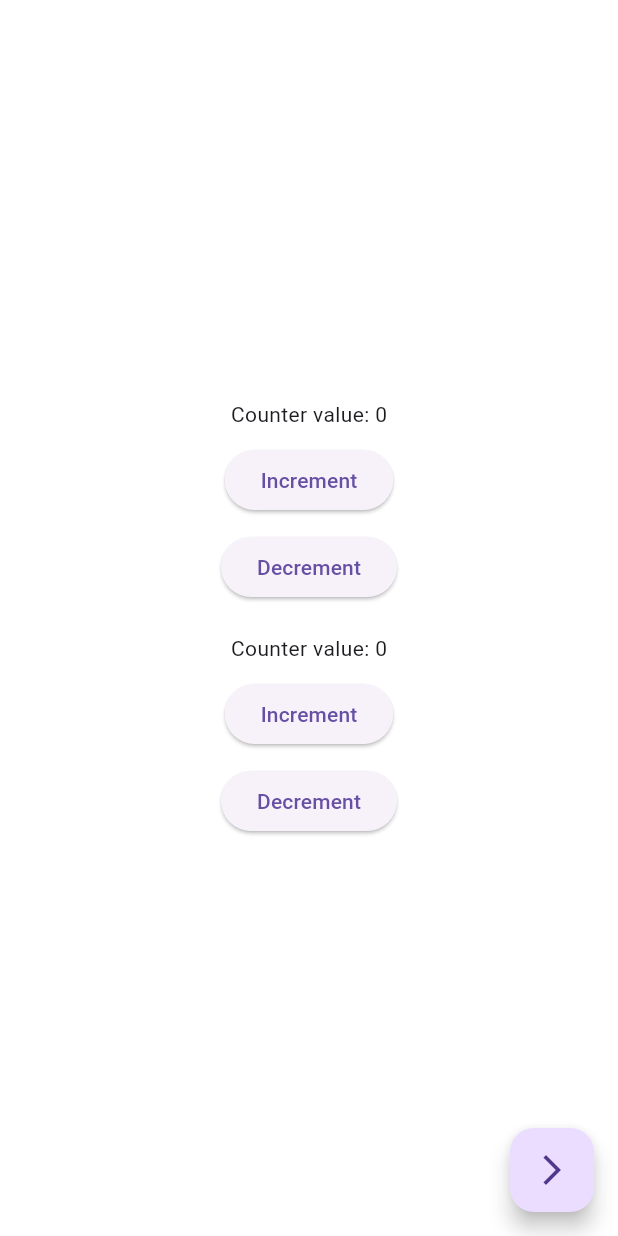
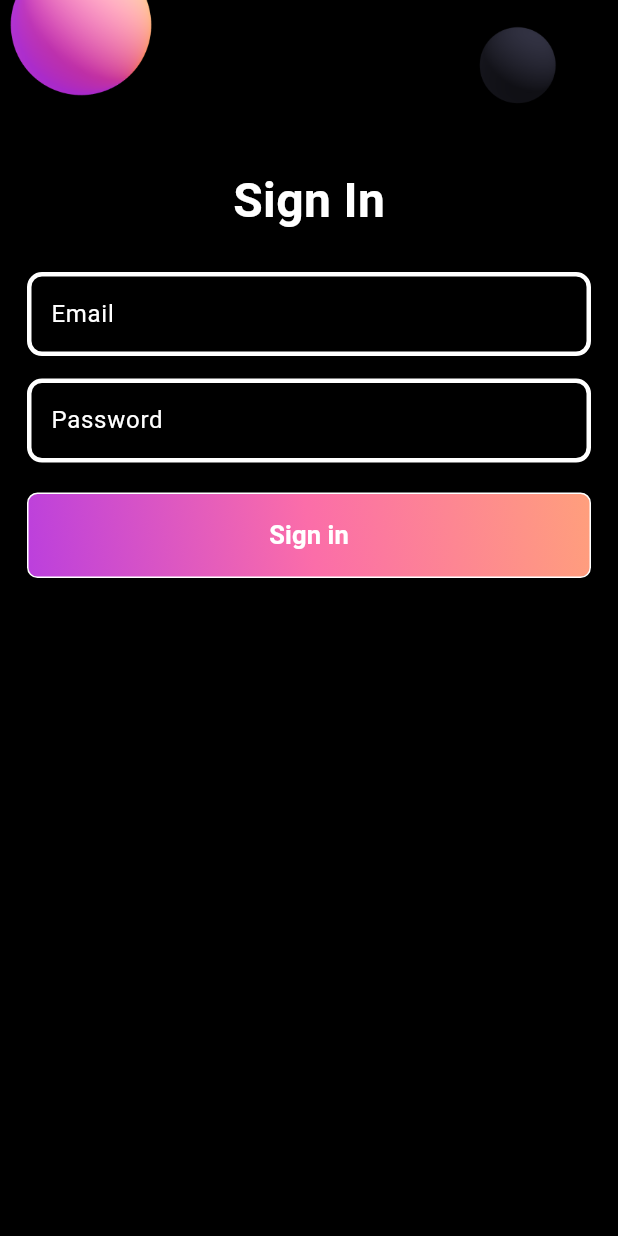
Before and after one commit to ArpitAswal/Bloc_State_Management, a Flutter app: the screen it shows after launch, on a phone screen of 412 x 824 dp. Run offline on Flutter 3.47's test engine with Material 3 defaults, Android fonts, the phone set to English and light mode, and no system bars; our stand-ins replace flutter_bloc.

Commit message:
bloc todo exp

```diff
--- /dev/null
+++ b/lib/app_colors.dart
@@ -0,0 +1,9 @@
+import 'package:flutter/material.dart';
+
+class AppColors {
+  static const Color backgroundColor = Color.fromRGBO(24, 24, 32, 1);
+  static const Color gradient1 = Color.fromRGBO(187, 63, 221, 1);
+  static const Color gradient2 = Color.fromRGBO(251, 109, 169, 1);
+  static const Color gradient3 = Color.fromRGBO(255, 159, 124, 1);
+  static const Color whiteColor = Colors.white;
+}
--- /dev/null
+++ b/lib/bloc/auth_bloc.dart
@@ -0,0 +1,65 @@
+import 'package:bloc_state_management/events/auth_event.dart';
+import 'package:bloc_state_management/states/auth_state.dart';
+import 'package:flutter_bloc/flutter_bloc.dart';
+
+// --- Bloc --- (Handles the authentication logic and state transitions)
+class AuthBloc extends Bloc<AuthEvent, AuthState> {
+  AuthBloc() : super(AuthInitial()) {
+    // Initialize with the initial state
+    on<AuthLoginRequested>(
+        _onAuthLoginRequested); // Register handler for login events
+    on<AuthLogoutRequested>(
+        _onAuthLogoutRequested); // Register handler for logout events
+  }
+
+  Future<void> _onAuthLoginRequested(
+    AuthLoginRequested event,
+    Emitter<AuthState> emit, // Emitter is used to emit new states
+  ) async {
+    emit(AuthLoading()); // Emit loading state to update UI
+
+    try {
+      final email = event.email;
+      final password = event.password;
+
+      await Future.delayed(
+          const Duration(seconds: 1)); // Simulate authentication delay
+
+      if (password.length < 6) {
+        return emit(AuthFailure(
+            'Password must be at least 6 characters!')); // Emit failure state
+      }
+
+      emit(AuthSuccess(uid: '$email-$password')); // Emit success state
+    } catch (e) {
+      emit(AuthFailure(e.toString())); // Emit failure state with error
+    }
+  }
+
+  Future<void> _onAuthLogoutRequested(
+    AuthLogoutRequested event,
+    Emitter<AuthState> emit,
+  ) async {
+    emit(AuthLoading()); // Emit loading state
+
+    try {
+      await Future.delayed(const Duration(seconds: 1)); // Simulate logout delay
+
+      emit(AuthInitial()); // Emit initial state after logout
+    } catch (e) {
+      emit(AuthFailure(e.toString())); // Emit failure state
+    }
+  }
+}
+
+// @override
+// void onChange(Change<AuthState> change) {
+//   super.onChange(change);
+//   print('AuthBloc - Change - $change');
+// }
+
+// @override
+// void onTransition(Transition<AuthEvent, AuthState> transition) {
+//   super.onTransition(transition);
+//   print('AuthBloc - Transition - $transition');
+// }
--- a/lib/bloc/todo_bloc.dart
+++ b/lib/bloc/todo_bloc.dart
@@ -1,4 +1,6 @@
 import 'package:flutter_bloc/flutter_bloc.dart';
+
+import '../states/todo_state.dart';
 
 part '../events/todo_event.dart';
 
@@ -17,22 +19,3 @@ class TodoBloc extends Bloc<TodoEvent, TodoState> {
     });
   }
 }
-
-class TodoInitial extends TodoState {
-  // Defines the initial state of the TodoBloc.
-  TodoInitial() : super(todos: []);
-}
-
-class TodoState {
-  // Represents the current state of the todo list.
-  final List<String> todos;
-
-  TodoState({required this.todos});
-
-  TodoState copyWith({List<String>? todos}) {
-    // Creates a new TodoState with optional modifications.
-    // Allows you to create a new state with updated values while keeping
-    // the original state immutable.
-    return TodoState(todos: todos ?? this.todos);
-  }
-}
--- /dev/null
+++ b/lib/events/auth_event.dart
@@ -0,0 +1,16 @@
+// --- Events --- (Define what can happen in the authentication process)
+
+sealed class AuthEvent {} // Abstract class, base for all auth events
+
+final class AuthLoginRequested extends AuthEvent {
+  // Event for login request
+  final String email;
+  final String password;
+
+  AuthLoginRequested({
+    required this.email,
+    required this.password,
+  });
+}
+
+final class AuthLogoutRequested extends AuthEvent {} // Event for logout request
--- a/lib/main.dart
+++ b/lib/main.dart
@@ -1,13 +1,18 @@
+import 'package:bloc_state_management/bloc/auth_bloc.dart';
 import 'package:bloc_state_management/bloc/todo_bloc.dart';
 import 'package:bloc_state_management/cubit/todo_cubit.dart';
+import 'package:bloc_state_management/observer/login_observer.dart';
 import 'package:bloc_state_management/screens/add_todo_screen.dart';
 import 'package:bloc_state_management/screens/bloc_screen.dart';
 import 'package:bloc_state_management/cubit/counter_cubit.dart';
+import 'package:bloc_state_management/screens/login_screen.dart';
 import 'package:bloc_state_management/screens/todo_screen.dart';
 import 'package:flutter/material.dart';
 import 'package:flutter_bloc/flutter_bloc.dart';
 
 void main() {
+  //Bloc.observer property to set your custom BlocObserver. Do this before you create any Blocs, typically in your main function:
+  Bloc.observer = LoginObserver();
   runApp(const MyApp());
 }
 
@@ -16,13 +21,24 @@ class MyApp extends StatelessWidget {
 
   @override
   Widget build(BuildContext context) {
+    /*
+    MultiBlocProvider is a Flutter widget that merges multiple BlocProvider widgets into one.
+    MultiBlocProvider improves the readability and eliminates the need to nest multiple BlocProviders
+    */
     return MultiBlocProvider(
       providers: [
+        /*
+        BlocProvider is a Flutter widget which provides a bloc to its children via BlocProvider.of<T>(context).
+        It is used as a dependency injection (DI) widget so that a single instance of a bloc can be provided to multiple widgets within a subtree.
+        By default, BlocProvider will create the bloc lazily, meaning create will get executed when the bloc is looked up via BlocProvider.of<BlocA>(context).
+        To override this behavior and force create to be run immediately, lazy can be set to false.
+        */
         BlocProvider(
           create: (_) => CounterCubit(),
         ),
-        BlocProvider(create: (_) => TodoCubit()),
-        BlocProvider(create: (_) => TodoBloc())
+        BlocProvider(create: (_) => TodoCubit(), lazy: false),
+        BlocProvider(create: (_) => TodoBloc(), lazy: false),
+        BlocProvider(create: (_) => AuthBloc(), lazy: false)
       ],
       child: MaterialApp(
           title: 'Bloc App State',
@@ -35,11 +51,12 @@ class MyApp extends StatelessWidget {
               titleMedium: TextStyle(color: Colors.white),
             ),
           ),
-          initialRoute: '/',
+          initialRoute: '/login-screen',
           routes: {
             '/': (_) => const CounterExample(),
             '/todo-list': (_) => const TodoListScreen(),
-            '/add-todo': (_) => AddTodoScreen()
+            '/add-todo': (_) => AddTodoScreen(),
+            '/login-screen': (_) => const LoginScreen()
           }),
     );
   }
--- /dev/null
+++ b/lib/screens/login_screen.dart
@@ -0,0 +1,131 @@
+import 'package:bloc_state_management/bloc/auth_bloc.dart';
+import 'package:bloc_state_management/events/auth_event.dart';
+import 'package:bloc_state_management/screens/home_screen.dart';
+import 'package:bloc_state_management/states/auth_state.dart';
+import 'package:bloc_state_management/widgets/gradient_btn.dart';
+import 'package:bloc_state_management/widgets/login_field.dart';
+import 'package:flutter/material.dart';
+import 'package:flutter_bloc/flutter_bloc.dart';
+
+// --- Login Screen ---
+class LoginScreen extends StatefulWidget {
+  const LoginScreen({super.key});
+
+  @override
+  State<LoginScreen> createState() => _LoginScreenState();
+}
+
+class _LoginScreenState extends State<LoginScreen> {
+  final emailController = TextEditingController();
+  final passwordController = TextEditingController();
+
+  @override
+  void dispose() {
+    // Dispose controllers to prevent memory leaks
+    emailController.dispose();
+    passwordController.dispose();
+    super.dispose();
+  }
+
+  @override
+  Widget build(BuildContext context) {
+    return Scaffold(
+      /*BlocConsumer exposes a builder and listener in order react to new states.
+      BlocConsumer should only be used when it is necessary to both rebuild UI and execute other reactions to state changes in the bloc.
+      */
+      body: BlocConsumer<AuthBloc, AuthState>(
+        listener: (context, state) {
+          // Handles side effects based on state changes (e.g., navigation, showing SnackBar)
+          if (state is AuthFailure) {
+            ScaffoldMessenger.of(context).showSnackBar(
+              SnackBar(
+                content: Text(
+                  state.error,
+                ),
+              ),
+            );
+          }
+
+          if (state is AuthSuccess) {
+            Navigator.pushAndRemoveUntil(
+              context,
+              MaterialPageRoute(
+                builder: (context) => const HomeScreen(),
+              ),
+              (route) => false,
+            );
+          }
+        },
+        /*
+        If you don't want to display the loading indicator that is the part of the UI then we can do the navigation task by using Bloc Listener.
+        BlocListener is a Flutter widget which takes a BlocWidgetListener and an optional bloc and invokes the listener in response to state changes in the bloc.
+        It should be used for functionality that needs to occur once per state change such as navigation, showing a SnackBar, showing a Dialog, etc...
+         */
+        builder: (context, state) {
+          // Builds the UI based on the current state
+          return SafeArea(
+            child: SingleChildScrollView(
+              child: SizedBox(
+                height: MediaQuery.of(context).size.height,
+                width: MediaQuery.of(context).size.width,
+                child: Center(
+                  child: Column(
+                    mainAxisAlignment: MainAxisAlignment.start,
+                    crossAxisAlignment: CrossAxisAlignment.center,
+                    children: [
+                      Image.asset("assets/signin_balls.png"),
+                      const Text(
+                        'Sign In',
+                        style: TextStyle(
+                          color: Colors.white,
+                          fontWeight: FontWeight.bold,
+                          fontSize: 32,
+                        ),
+                      ),
+                      const SizedBox(height: 25),
+                      Padding(
+                        padding: const EdgeInsets.symmetric(horizontal: 18.0),
+                        child: LoginField(
+                          hintText: 'Email',
+                          controller: emailController,
+                        ),
+                      ),
+                      const SizedBox(height: 15),
+                      Padding(
+                        padding: const EdgeInsets.symmetric(horizontal: 18.0),
+                        child: LoginField(
+                          hintText: 'Password',
+                          controller: passwordController,
+                        ),
+                      ),
+                      const SizedBox(height: 20),
+                      Padding(
+                        padding: const EdgeInsets.symmetric(horizontal: 18.0),
+                        child: GradientButton(
+                          text: "Sign in",
+                          onPressed: state
+                                  is AuthLoading // Disable button while loading
+                              ? null
+                              : () {
+                                  context.read<AuthBloc>().add(
+                                        // Dispatch login event
+                                        AuthLoginRequested(
+                                          email: emailController.text.trim(),
+                                          password:
+                                              passwordController.text.trim(),
+                                        ),
+                                      );
+                                },
+                        ),
+                      ),
+                    ],
+                  ),
+                ),
+              ),
+            ),
+          );
+        },
+      ),
+    );
+  }
+}
--- a/lib/screens/todo_screen.dart
+++ b/lib/screens/todo_screen.dart
@@ -3,6 +3,8 @@ import 'package:bloc_state_management/cubit/todo_cubit.dart';
 import 'package:bloc_state_management/model/todo_model.dart';
 import 'package:flutter/material.dart';
 import 'package:flutter_bloc/flutter_bloc.dart';
+
+import '../states/todo_state.dart';
 
 class TodoListScreen extends StatelessWidget {
   const TodoListScreen({super.key});
--- /dev/null
+++ b/lib/states/auth_state.dart
@@ -0,0 +1,22 @@
+// --- States --- (Define the possible states of the authentication process)
+sealed class AuthState {} // Abstract class, base for all auth states
+
+final class AuthInitial
+    extends AuthState {} // Initial state, no authentication yet
+
+final class AuthLoading
+    extends AuthState {} // Loading state, during authentication/logout
+
+final class AuthSuccess extends AuthState {
+  // Success state, user is authenticated
+  final String uid; // User ID (or UserModel in a real app)
+
+  AuthSuccess({required this.uid});
+}
+
+final class AuthFailure extends AuthState {
+  // Failure state, authentication/logout failed
+  final String error;
+
+  AuthFailure(this.error);
+}
--- /dev/null
+++ b/lib/states/todo_state.dart
@@ -0,0 +1,18 @@
+class TodoInitial extends TodoState {
+  // Defines the initial state of the TodoBloc.
+  TodoInitial() : super(todos: []);
+}
+
+class TodoState {
+  // Represents the current state of the todo list.
+  final List<String> todos;
+
+  TodoState({required this.todos});
+
+  TodoState copyWith({List<String>? todos}) {
+    // Creates a new TodoState with optional modifications.
+    // Allows you to create a new state with updated values while keeping
+    // the original state immutable.
+    return TodoState(todos: todos ?? this.todos);
+  }
+}
--- /dev/null
+++ b/lib/widgets/gradient_btn.dart
@@ -0,0 +1,53 @@
+import 'package:bloc_state_management/bloc/auth_bloc.dart';
+import 'package:bloc_state_management/app_colors.dart';
+import 'package:flutter/material.dart';
+import 'package:flutter_bloc/flutter_bloc.dart';
+
+import '../states/auth_state.dart';
+
+class GradientButton extends StatelessWidget {
+  final String text;
+  final Function()? onPressed;
+  const GradientButton({
+    super.key,
+    required this.text,
+    required this.onPressed,
+  });
+
+  @override
+  Widget build(BuildContext context) {
+    return Container(
+      decoration: BoxDecoration(
+          gradient: const LinearGradient(
+            colors: [
+              AppColors.gradient1,
+              AppColors.gradient2,
+              AppColors.gradient3,
+            ],
+            begin: Alignment.bottomLeft,
+            end: Alignment.topRight,
+          ),
+          borderRadius: BorderRadius.circular(7),
+          border: Border.all(color: AppColors.whiteColor)),
+      child: BlocBuilder<AuthBloc, AuthState>(builder: (context, state) {
+        return ElevatedButton(
+          onPressed: onPressed,
+          style: ElevatedButton.styleFrom(
+            fixedSize: const Size(395, 55),
+            backgroundColor: Colors.transparent,
+            shadowColor: Colors.transparent,
+          ),
+          child: state is AuthLoading
+              ? const CircularProgressIndicator(color: Colors.white)
+              : Text(
+                  text,
+                  style: const TextStyle(
+                      fontWeight: FontWeight.w600,
+                      fontSize: 17,
+                      color: AppColors.whiteColor),
+                ),
+        );
+      }),
+    );
+  }
+}
--- /dev/null
+++ b/lib/widgets/login_field.dart
@@ -0,0 +1,41 @@
+import 'package:bloc_state_management/app_colors.dart';
+import 'package:flutter/material.dart';
+
+class LoginField extends StatelessWidget {
+  final String hintText;
+  final TextEditingController controller;
+  const LoginField({
+    super.key,
+    required this.hintText,
+    required this.controller,
+  });
+
+  @override
+  Widget build(BuildContext context) {
+    return ConstrainedBox(
+      constraints: const BoxConstraints(
+        maxWidth: 400,
+      ),
+      child: TextFormField(
+        controller: controller,
+        decoration: InputDecoration(
+            enabledBorder: OutlineInputBorder(
+              borderSide: const BorderSide(
+                color: AppColors.whiteColor,
+                width: 3,
+              ),
+              borderRadius: BorderRadius.circular(10),
+            ),
+            focusedBorder: OutlineInputBorder(
+              borderSide: const BorderSide(
+                color: AppColors.gradient2,
+                width: 3,
+              ),
+              borderRadius: BorderRadius.circular(10),
+            ),
+            hintText: hintText,
+            hintStyle: const TextStyle(color: Colors.white)),
+      ),
+    );
+  }
+}
--- a/pubspec.yaml
+++ b/pubspec.yaml
@@ -36,6 +36,7 @@ dependencies:
   # Use with the CupertinoIcons class for iOS style icons.
   cupertino_icons: ^1.0.8
   flutter_bloc: ^9.0.0
+  flutter_svg: ^2.0.17
 
 dev_dependencies:
   flutter_test:
@@ -61,7 +62,8 @@ flutter:
   uses-material-design: true
 
   # To add assets to your application, add an assets section, like this:
-  # assets:
+  assets:
+    - assets/
 
   # An image asset can refer to one or more resolution-specific "variants", see
   # https://flutter.dev/to/resolution-aware-images
```
Also changed, not shown: lib/observer/login_observer.dart (added, +58 -0 lines), lib/screens/home_screen.dart (added, +70 -0 lines), assets/f_logo.svg (added), assets/g_logo.svg (added), assets/signin_balls.png (added), pubspec.lock.
